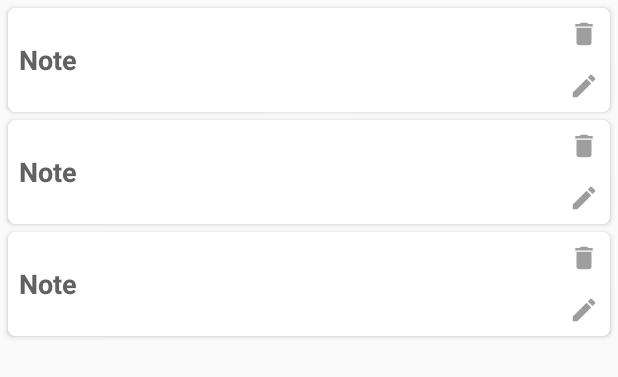
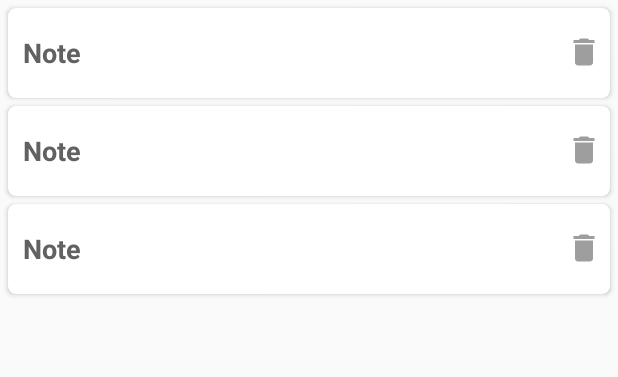
Before and after one commit to thealteria/RoomDemo, an Android app: the layout content_main.xml on its own in the app's theme, with its tools: preview values and no code run, on a phone screen of 412 x 824 dp. Shown: the top 377 px of the screen. Run offline under Robolectric (Android 15) with nearby library versions, the phone set to English and light mode, and no system bars.

```diff
--- a/app/src/main/AndroidManifest.xml
+++ b/app/src/main/AndroidManifest.xml
@@ -10,8 +10,8 @@
         android:roundIcon="@mipmap/ic_launcher_round"
         android:supportsRtl="true"
         android:theme="@style/AppTheme">
-        <activity android:name=".NewNoteActivity" />
-        <activity android:name=".MainActivity">
+        <activity android:name=".activities.NotesActivity" />
+        <activity android:name=".activities.MainActivity">
             <intent-filter>
                 <action android:name="android.intent.action.MAIN" />
 
--- a/app/src/main/java/com/thealteria/roomdemo/Note.java
+++ b/app/src/main/java/com/thealteria/roomdemo/model/Note.java
@@ -1,4 +1,4 @@
-package com.thealteria.roomdemo;
+package com.thealteria.roomdemo.model;
 
 import android.arch.persistence.room.ColumnInfo;
 import android.arch.persistence.room.Entity;
@@ -6,7 +6,7 @@ import android.arch.persistence.room.PrimaryKey;
 import android.support.annotation.NonNull;
 
 @Entity(tableName = "notes")
-class Note {
+public class Note {
     @NonNull
     public String getId() {
         return id;
@@ -25,7 +25,7 @@ class Note {
     @ColumnInfo(name = "note") // change column name for a particular field
     private String mNote;
 
-    Note(@NonNull String id, @NonNull String mNote) {
+    public Note(@NonNull String id, @NonNull String mNote) {
         this.id = id;
         this.mNote = mNote;
     }
--- a/app/src/main/res/layout/activity_main.xml
+++ b/app/src/main/res/layout/activity_main.xml
@@ -4,7 +4,7 @@
     xmlns:tools="http://schemas.android.com/tools"
     android:layout_width="match_parent"
     android:layout_height="match_parent"
-    tools:context=".MainActivity">
+    tools:context=".activities.MainActivity">
 
     <include layout="@layout/content_main" />
 
--- a/app/src/main/res/layout/activity_new_note.xml
+++ b/app/src/main/res/layout/activity_new_note.xml
@@ -5,7 +5,7 @@
     android:layout_width="match_parent"
     android:layout_height="match_parent"
     android:orientation="vertical"
-    tools:context=".NewNoteActivity">
+    tools:context=".activities.NotesActivity">
 
     <LinearLayout
         android:layout_width="wrap_content"
--- a/app/src/main/res/layout/content_main.xml
+++ b/app/src/main/res/layout/content_main.xml
@@ -5,7 +5,7 @@
     android:layout_width="match_parent"
     android:layout_height="match_parent"
     app:layout_behavior="@string/appbar_scrolling_view_behavior"
-    tools:context=".MainActivity"
+    tools:context=".activities.MainActivity"
     tools:showIn="@layout/activity_main">
 
     <android.support.v7.widget.RecyclerView
--- a/app/src/main/res/layout/list_item.xml
+++ b/app/src/main/res/layout/list_item.xml
@@ -4,61 +4,44 @@
     xmlns:tools="http://schemas.android.com/tools"
     android:id="@+id/cardView"
     android:layout_width="match_parent"
-    android:layout_height="wrap_content"
+    android:layout_height="60dp"
     android:layout_marginLeft="5dp"
     android:layout_marginTop="5dp"
     android:layout_marginRight="5dp"
     android:elevation="5dp"
     card_view:cardCornerRadius="5dp">
 
-    <LinearLayout
+    <android.support.constraint.ConstraintLayout
+        android:id="@+id/linearLayout"
         android:layout_width="match_parent"
         android:layout_height="wrap_content"
+        android:layout_gravity="center"
         android:background="@android:color/white"
-        android:baselineAligned="false"
-        android:orientation="horizontal">
+        android:baselineAligned="false">
 
-        <LinearLayout
-            android:layout_width="0dp"
-            android:layout_height="match_parent"
-            android:layout_weight="1"
-            android:gravity="center_vertical"
-            android:orientation="vertical">
 
         <TextView
             android:id="@+id/txvNote"
             android:layout_width="wrap_content"
             android:layout_height="wrap_content"
-                android:layout_margin="7dp"
+            android:layout_marginStart="10dp"
             android:text="Note"
             android:textColor="#616161"
             android:textSize="18sp"
-                android:textStyle="bold" />
+            android:textStyle="bold"
+            card_view:layout_constraintStart_toStartOf="parent"
+            card_view:layout_constraintTop_toTopOf="parent" />
 
-        </LinearLayout>
 
-        <LinearLayout
+        <ImageView
+            android:id="@+id/deleteNote"
             android:layout_width="wrap_content"
             android:layout_height="wrap_content"
-            android:orientation="vertical">
-
-            <ImageView
-                android:id="@+id/ivRowDelete"
-                android:layout_width="20dp"
-                android:layout_height="20dp"
-                android:layout_margin="7dp"
+            android:layout_marginEnd="5dp"
             android:src="@drawable/ic_delete"
             android:tint="#9E9E9E"
+            card_view:layout_constraintEnd_toEndOf="parent"
+            card_view:layout_constraintTop_toTopOf="parent"
             tools:ignore="ContentDescription" />
-
-            <ImageView
-                android:id="@+id/ivRowEdit"
-                android:layout_width="20dp"
-                android:layout_height="20dp"
-                android:layout_margin="7dp"
-                android:src="@drawable/ic_edit"
-                android:tint="#9E9E9E"
-                tools:ignore="ContentDescription" />
-        </LinearLayout>
-    </LinearLayout>
+    </android.support.constraint.ConstraintLayout>
 </android.support.v7.widget.CardView>
```
Also changed, not shown: app/src/main/java/com/thealteria/roomdemo/NewNoteViewModel.java (deleted, +0 -23 lines), app/src/main/java/com/thealteria/roomdemo/activities/MainActivity.java (renamed from app/src/main/java/com/thealteria/roomdemo/MainActivity.java, +19 -10 lines), app/src/main/java/com/thealteria/roomdemo/activities/NotesActivity.java (renamed from app/src/main/java/com/thealteria/roomdemo/NewNoteActivity.java, +11 -22 lines), app/src/main/java/com/thealteria/roomdemo/adapter/NotesListAdapter.java (renamed from app/src/main/java/com/thealteria/roomdemo/NotesListAdapter.java, +20 -6 lines), app/src/main/java/com/thealteria/roomdemo/database/NoteRoomDatabase.java (renamed from app/src/main/java/com/thealteria/roomdemo/NoteRoomDatabase.java, +5 -2 lines), app/src/main/java/com/thealteria/roomdemo/interfaces/NoteDao.java (renamed from app/src/main/java/com/thealteria/roomdemo/NoteDao.java, +8 -2 lines), app/src/main/java/com/thealteria/roomdemo/viewmodel/NoteViewModel.java (renamed from app/src/main/java/com/thealteria/roomdemo/NoteViewModel.java, +47 -14 lines), app/src/main/java/com/thealteria/roomdemo/viewmodel/NotesActivityViewModel.java (added, +26 -0 lines), 1 other file. Lines whose indentation alone changed are shown as unchanged.
